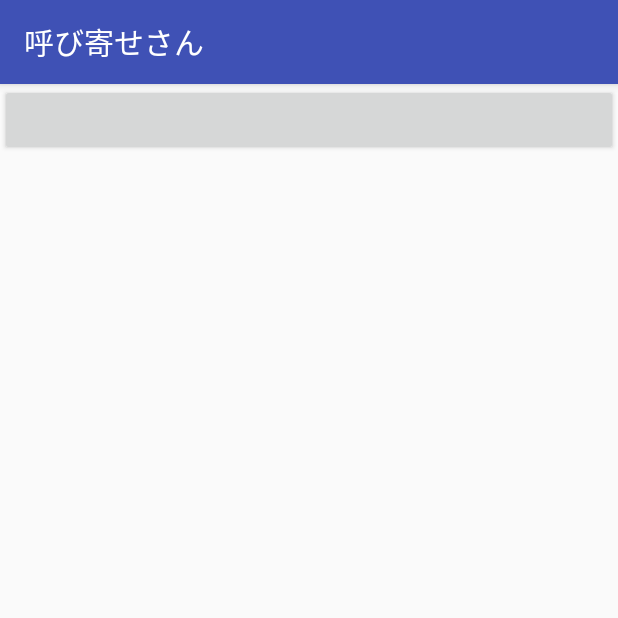
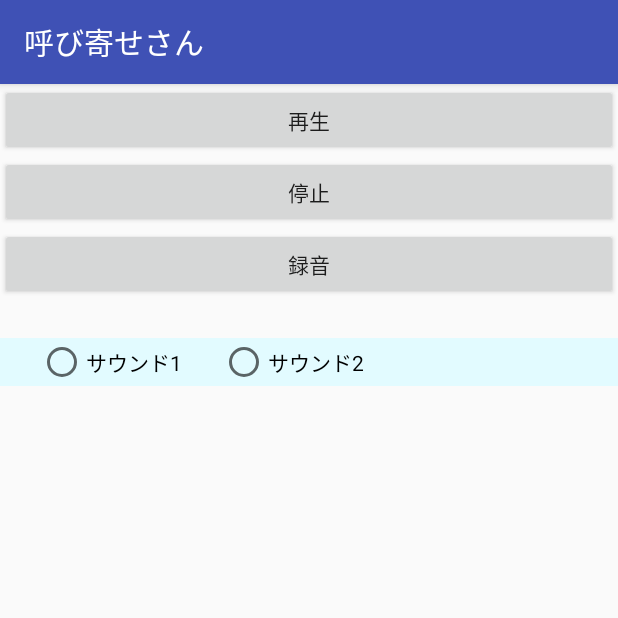
Before and after one commit to hojihoji/yobiyosesan, an Android app: the screen it shows after launch (MainActivity), on a phone screen of 412 x 824 dp, the top half of it. Run offline under Robolectric (Android 15) with nearby library versions, the phone set to English and light mode, and no system bars.

Commit message:
2nd commit

```diff
--- a/app/src/main/java/com/example/yuya/yobiyosesan/MainActivity.java
+++ b/app/src/main/java/com/example/yuya/yobiyosesan/MainActivity.java
@@ -1,13 +1,30 @@
 package com.example.yuya.yobiyosesan;
 
+import android.media.MediaPlayer;
 import android.support.v7.app.AppCompatActivity;
 import android.os.Bundle;
+import android.view.View;
+import android.widget.Button;
 
-public class MainActivity extends AppCompatActivity {
+public class MainActivity extends AppCompatActivity implements View.OnClickListener {
+    MediaPlayer mp = null;
+    Button play_button;
+    Button stop_button;
+
 
     @Override
     protected void onCreate(Bundle savedInstanceState) {
         super.onCreate(savedInstanceState);
         setContentView(R.layout.activity_main);
+
+        mp = MediaPlayer.create(this, R.raw.sample);
+
+        play_button = (Button) findViewById(R.id.btnPlay);
+        play_button.setOnClickListener(this);
     }
+
+    public void onClick(View v){
+
+    }
+
 }
--- a/app/src/main/res/layout/activity_main.xml
+++ b/app/src/main/res/layout/activity_main.xml
@@ -8,6 +8,47 @@
     <Button
         android:layout_width="match_parent"
         android:layout_height="wrap_content"
-        />
+        android:text="@string/btn_play"
+        android:id="@+id/btnPlay" />
+
+    <Button
+        android:layout_width="match_parent"
+        android:layout_height="wrap_content"
+        android:text="@string/btn_stop"
+        android:id="@+id/btnStop"/>
+
+    <Button
+        android:layout_width="match_parent"
+        android:layout_height="wrap_content"
+        android:text="@string/btn_rec"
+        android:id="@+id/btnRec"/>
+
+    <RadioGroup
+        android:layout_width="match_parent"
+        android:layout_height="wrap_content"
+        android:layout_marginBottom="25dp"
+        android:layout_marginTop="25dp"
+        android:background="#e2fbff"
+        android:orientation="horizontal">
+
+        <RadioButton
+            android:layout_width="wrap_content"
+            android:layout_height="wrap_content"
+            android:id="@+id/rbMusic1"
+            android:layout_marginLeft="25dp"
+            android:layout_marginRight="25dp"
+            android:background="#e2fbff"
+            android:text="@string/rb_music1"/>
+
+        <RadioButton
+            android:layout_width="wrap_content"
+            android:layout_height="wrap_content"
+            android:id="@+id/rbMusic2"
+            android:background="#e2fbff"
+            android:text="@string/rb_music2"/>
+
+
+
+    </RadioGroup>
 
 </LinearLayout>
--- a/app/src/main/res/values/strings.xml
+++ b/app/src/main/res/values/strings.xml
@@ -2,6 +2,7 @@
     <string name="app_name">呼び寄せさん</string>
     <string name="btn_play">再生</string>
     <string name="btn_stop">停止</string>
+    <string name="btn_rec">録音</string>
     <string name="rb_music1">サウンド1</string>
     <string name="rb_music2">サウンド2</string>
 
--- a/app/src/main/res/values/styles.xml
+++ b/app/src/main/res/values/styles.xml
@@ -1,7 +1,7 @@
 <resources>
 
     <!-- Base application theme. -->
-    <style name="AppTheme" parent="Theme.AppCompat.Light.DarkActionBar">
+    <style name="AppTheme" parent="Base.Theme.AppCompat.Light.DarkActionBar">
         <!-- Customize your theme here. -->
         <item name="colorPrimary">@color/colorPrimary</item>
         <item name="colorPrimaryDark">@color/colorPrimaryDark</item>
```
